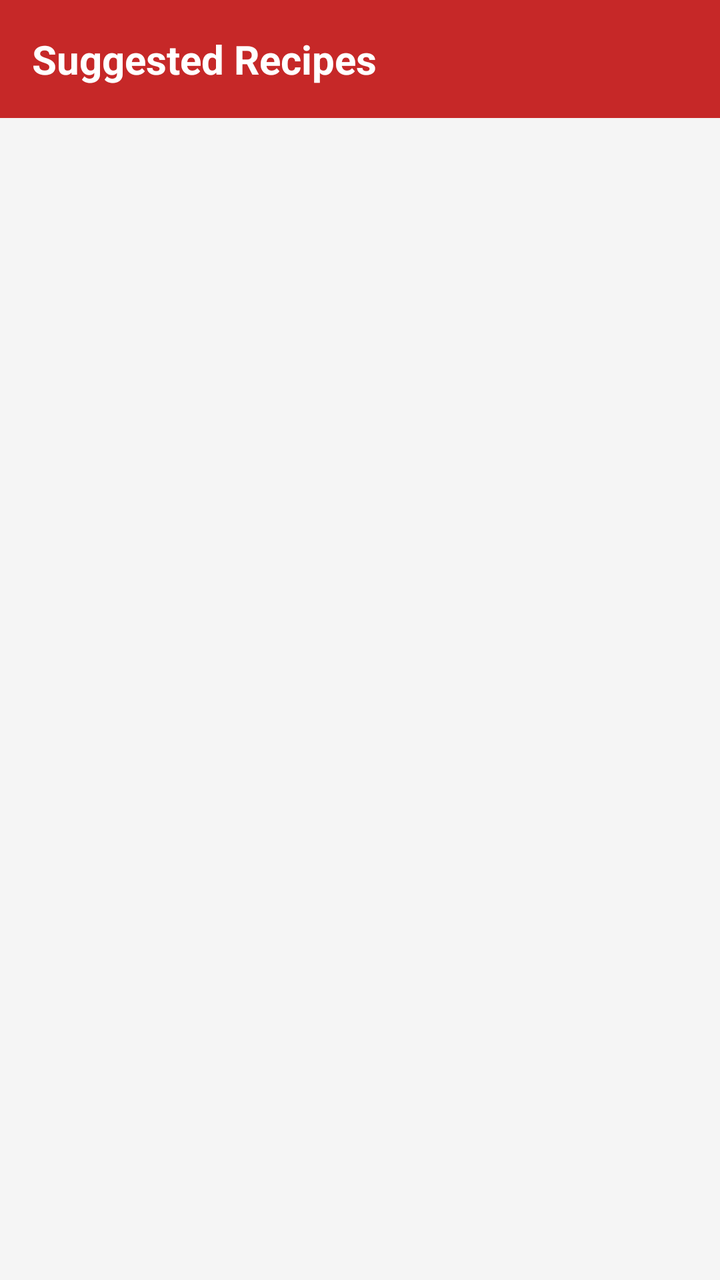
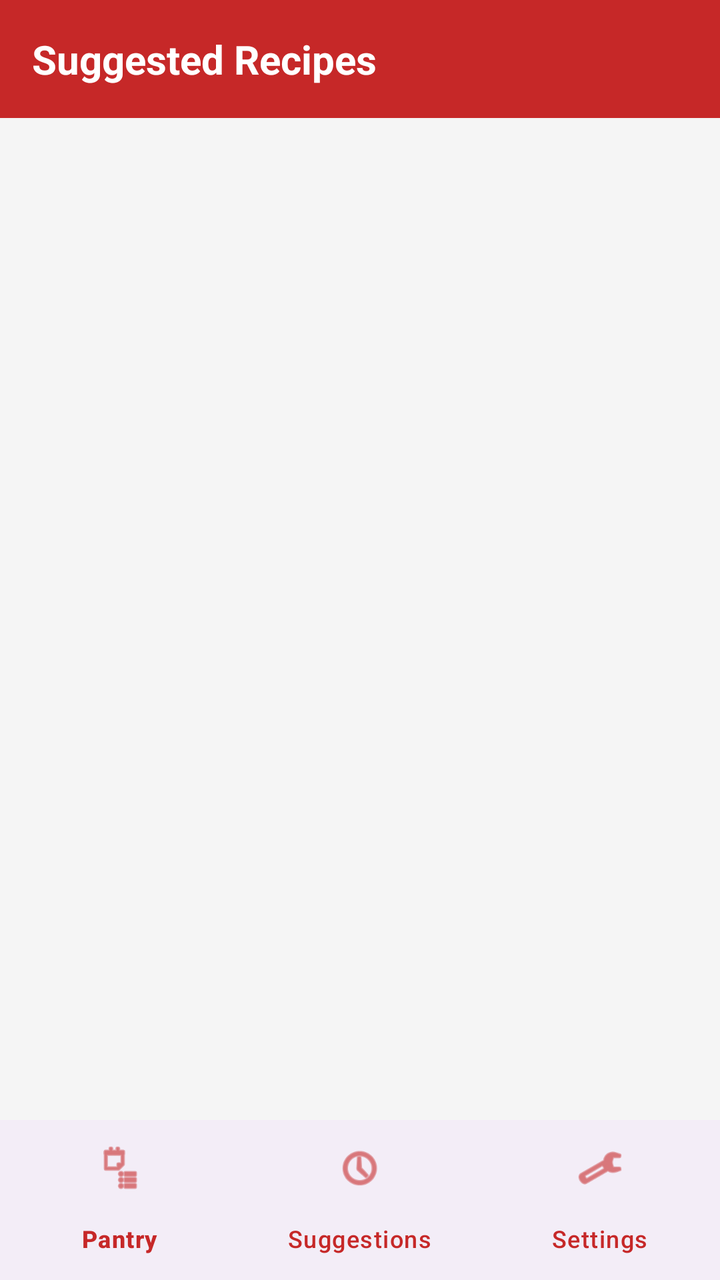

An Android layout rendered at two revisions. The XML below is the earlier revision; the diff shows what the commit changed to produce the second picture.
<!-- AndroidManifest.xml: application theme Theme.SmartPantryManager -->
<!-- res/layout/activity_suggested_recipes.xml -->
<?xml version="1.0" encoding="utf-8"?>
<LinearLayout xmlns:android="http://schemas.android.com/apk/res/android"
    android:layout_width="match_parent"
    android:layout_height="match_parent"
    android:orientation="vertical"
    android:background="#F5F5F5">

    <TextView
        android:layout_width="match_parent"
        android:layout_height="wrap_content"
        android:background="#C62828"
        android:padding="16dp"
        android:text="Suggested Recipes"
        android:textColor="#FFFFFF"
        android:textSize="20sp"
        android:textStyle="bold" />

    <TextView
        android:id="@+id/textNoMatches"
        android:layout_width="match_parent"
        android:layout_height="wrap_content"
        android:padding="24dp"
        android:text="No recipes match your pantry yet - add more ingredients."
        android:textAlignment="center"
        android:textColor="#757575"
        android:visibility="gone" />

    <androidx.recyclerview.widget.RecyclerView
        android:id="@+id/recyclerSuggestions"
        android:layout_width="match_parent"
        android:layout_height="0dp"
        android:layout_weight="1"
        android:padding="8dp" />

</LinearLayout>
<!-- resources referenced by this layout -->
<resources>
  <style name="Theme.SmartPantryManager" parent="Base.Theme.SmartPantryManager" />
  <style name="Base.Theme.SmartPantryManager" parent="Theme.Material3.DayNight.NoActionBar">
          
          
      </style>
</resources>

<!-- the commit's change to res/layout/activity_suggested_recipes.xml (unified diff, before → after) -->
@@ -1,5 +1,6 @@
 <?xml version="1.0" encoding="utf-8"?>
 <LinearLayout xmlns:android="http://schemas.android.com/apk/res/android"
+    xmlns:app="http://schemas.android.com/apk/res-auto"
     android:layout_width="match_parent"
     android:layout_height="match_parent"
     android:orientation="vertical"
@@ -32,4 +33,12 @@
         android:layout_weight="1"
         android:padding="8dp" />
 
+    <com.google.android.material.bottomnavigation.BottomNavigationView
+        android:id="@+id/bottomNav"
+        android:layout_width="match_parent"
+        android:layout_height="wrap_content"
+        app:itemIconTint="#C62828"
+        app:itemTextColor="#C62828"
+        app:menu="@menu/bottom_nav_menu" />
+
 </LinearLayout>
